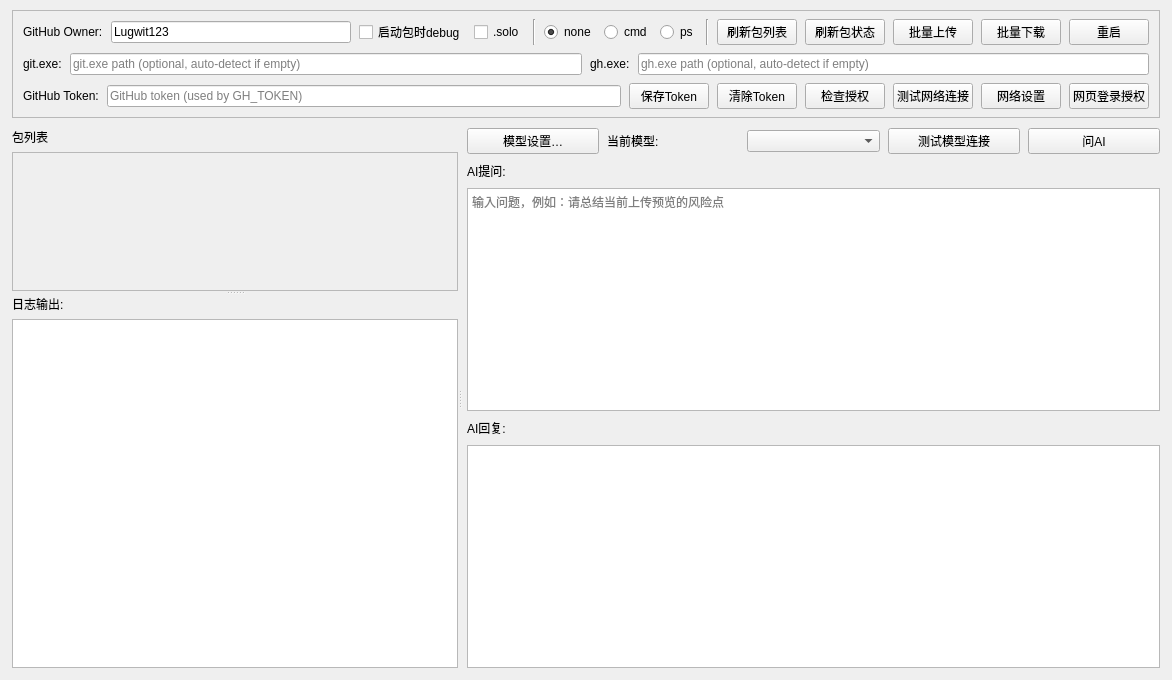
Qt form 999.0/src/l_repo_sync_gui/resources/main_window.ui (Lugwit123/l_repo_sync_gui) before a commit.
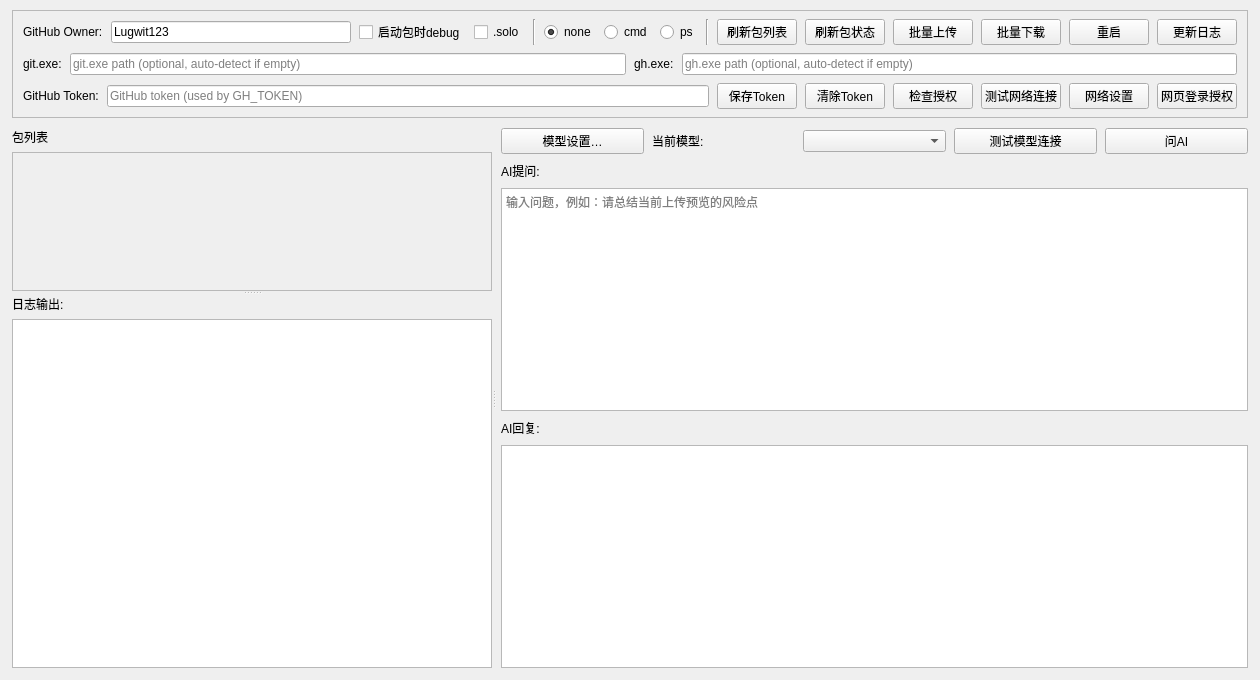
The same form after that commit.

Commit message:
Update l_repo_sync_gui: Refactor main.py and update UI layout
Refactor main.py and update UI layout for better user experience.

Patch:
```diff
--- a/999.0/src/l_repo_sync_gui/resources/main_window.ui
+++ b/999.0/src/l_repo_sync_gui/resources/main_window.ui
@@ -6,7 +6,7 @@
    <rect>
     <x>0</x>
     <y>0</y>
-    <width>1134</width>
+    <width>1239</width>
     <height>680</height>
    </rect>
   </property>
@@ -180,6 +180,13 @@
           </property>
          </widget>
         </item>
+        <item>
+         <widget class="QPushButton" name="update_log_btn">
+          <property name="text">
+           <string>更新日志</string>
+          </property>
+         </widget>
+        </item>
        </layout>
       </item>
       <item>
@@ -368,8 +375,8 @@
             <rect>
              <x>0</x>
              <y>0</y>
-             <width>437</width>
-             <height>144</height>
+             <width>479</width>
+             <height>132</height>
             </rect>
            </property>
            <layout class="QVBoxLayout" name="list_layout">
```
The commit also changes 1 other file.
